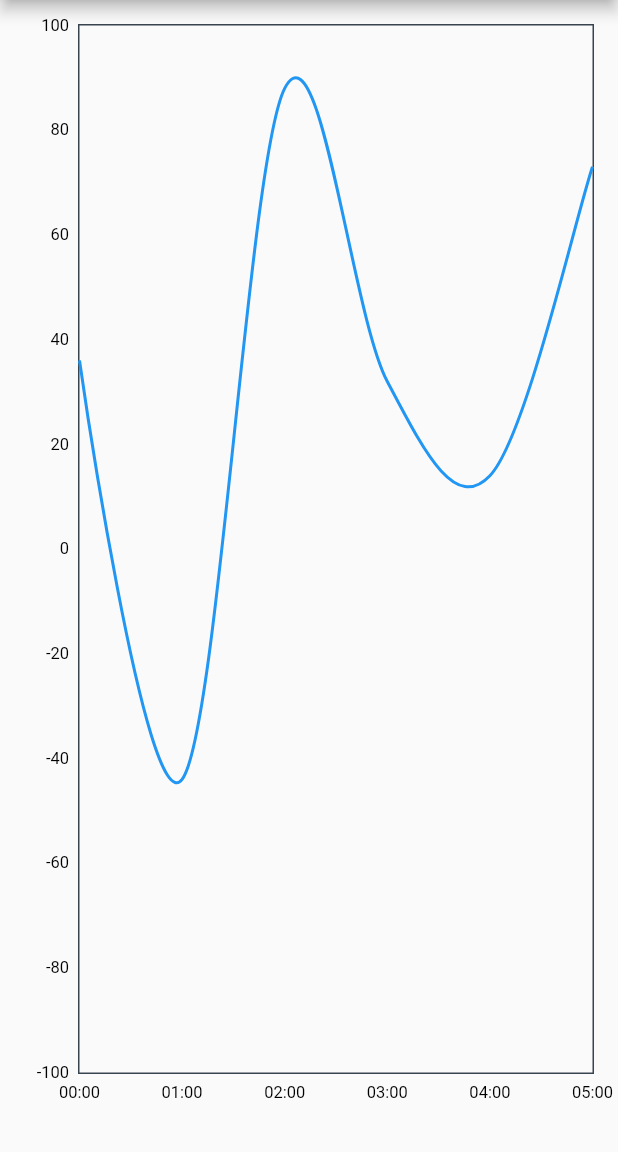
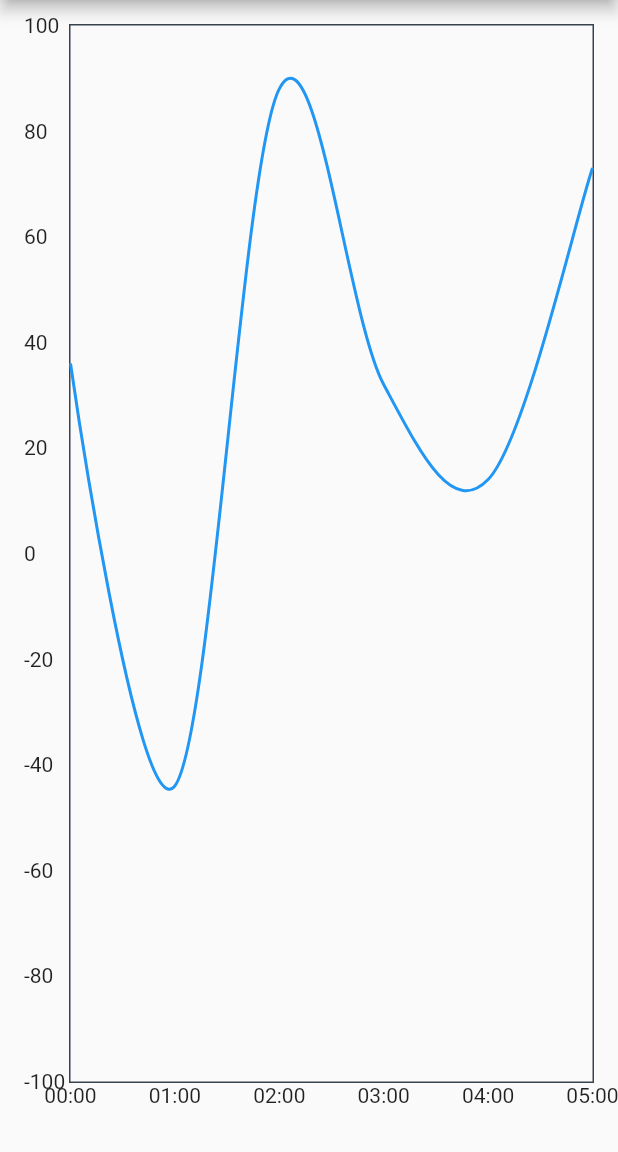
Before and after one commit to Dibydo/dashboard-team-mobile, a Flutter app: the _MyGraphPage screen opened directly, on a phone screen of 412 x 824 dp, the part 84-1236 px from its top. Run offline on Flutter 3.47's test engine with Material 2 defaults, Android fonts, the phone set to English and light mode, and no system bars; drawn by our look-alikes of fl_chart; network calls fail.

Commit message:
Fixes for compilation

```diff
--- a/lib/main.dart
+++ b/lib/main.dart
@@ -51,12 +51,18 @@ class _MyHomePageState extends State<MyHomePage> {
         setState(() {
           globalData = data;
         });
+        if (kDebugMode) {
           print(globalData);
+        }
       } else {
+        if (kDebugMode) {
           print('Failed to fetch data: ${response.statusCode}');
         }
+      }
     } catch (error) {
+      if (kDebugMode) {
         print('Error: $error');
+      }
     }
   }
 
@@ -119,34 +125,40 @@ class _MyGraphPage extends StatelessWidget {
         padding: const EdgeInsets.all(16.0),
         child: LineChart(
           LineChartData(
-            gridData: FlGridData(show: false),
+            gridData: const FlGridData(show: false),
             titlesData: FlTitlesData(
-              leftTitles: SideTitles(
+              leftTitles: AxisTitles(
+                sideTitles: SideTitles(
                   showTitles: true,
                   reservedSize: 30, // Adjust this value for label spacing
                   interval: 20, // Adjust this value based on your intensity range
-                getTitles: (value) {
-                  return value
+                  getTitlesWidget: (value, meta) {
+                    return Text(value
                         .toInt()
-                      .toString(); // Customize label format as needed
+                        .toString()); // Customize label format as needed
                   },
                 ),
-              bottomTitles: SideTitles(
+              ),
+                bottomTitles: AxisTitles(
+                  sideTitles: SideTitles(
                     showTitles: true,
                     reservedSize: 30, // Adjust this value for label spacing
                     interval: 1, // Adjust this value based on your data frequency
-                getTitles: (value) {
+                    getTitlesWidget: (value, meta) {
                       // Convert value (index) to corresponding time from data
                       if (value >= 0 && value < data.length) {
                         final time = data[value.toInt()]["time"] as String;
-                    return time.substring(
-                        11, 16); // Display time in HH:mm format
+                        return Text(time.substring(
+                            11, 16)); // Display time in HH:mm format
                       }
-                  return '';
+                      return const Text('');
                     },
                   ),
-              topTitles: SideTitles(showTitles: false), // Hide top titles
-              rightTitles: SideTitles(showTitles: false), // Hide right titles
+                ),
+                topTitles: const AxisTitles(
+                    sideTitles: SideTitles(showTitles: false)), // Hide top titles
+                rightTitles: const AxisTitles(
+                    sideTitles: SideTitles(showTitles: false)), // Hide right titles
               ),
             borderData: FlBorderData(
               show: true,
@@ -165,8 +177,8 @@ class _MyGraphPage extends StatelessWidget {
                   return FlSpot(index.toDouble(), intensity);
                 }).toList(),
                 isCurved: true,
-                colors: [Colors.blue],
-                dotData: FlDotData(show: false),
+                color: Colors.blue,
+                dotData: const FlDotData(show: false),
                 belowBarData: BarAreaData(show: false),
               ),
             ],
```
Also changed, not shown: pubspec.yaml (+4 -4 lines), pubspec.lock. Lines whose indentation alone changed are shown as unchanged.
